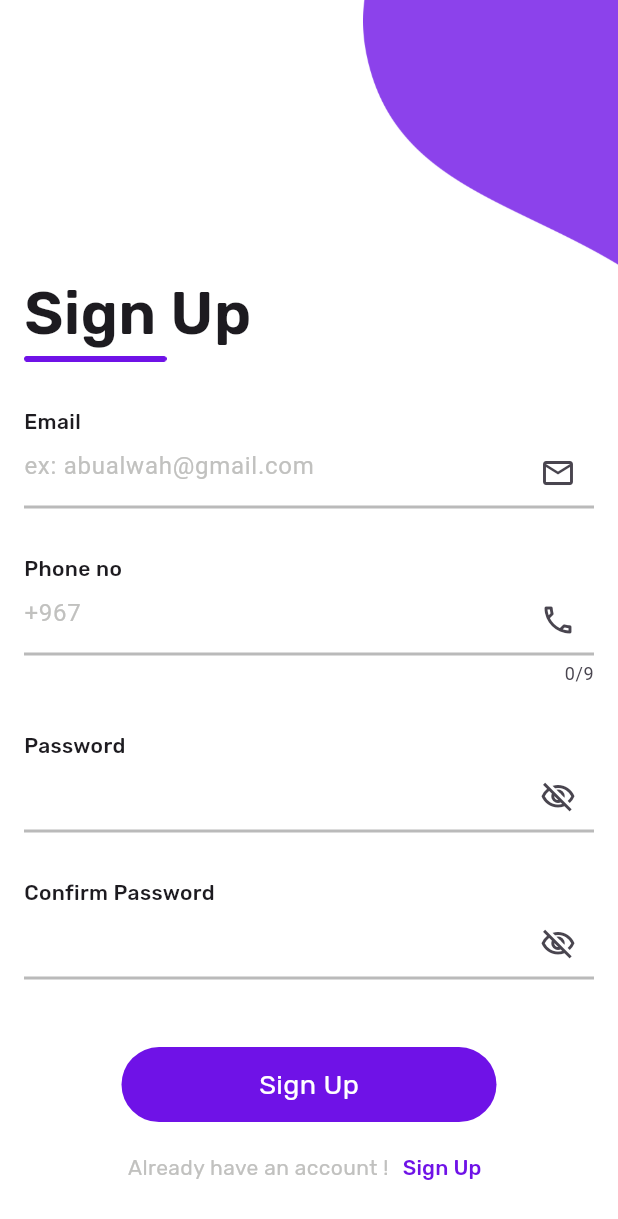
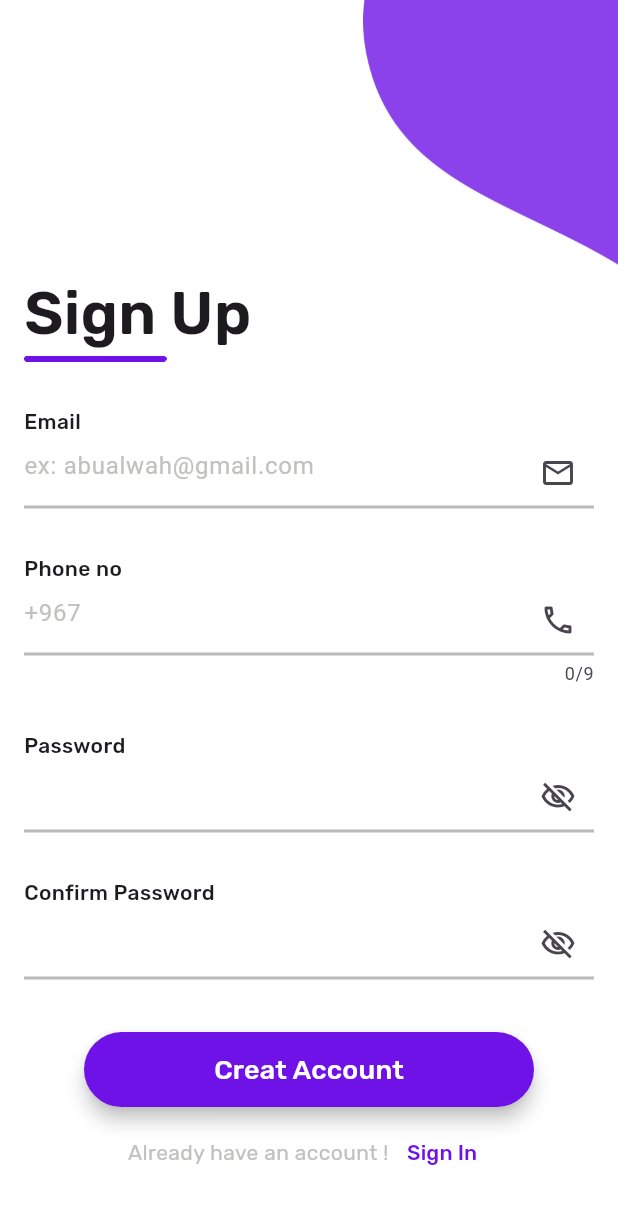
Before and after one commit to AbuAlwah/flutter-login-ui, a Flutter app: the Welcom screen opened directly, after a tap on "Continue", after a tap on "Sign Up", on a phone screen of 412 x 824 dp. Shown: the top 1219 px of the screen. Run offline on Flutter 3.47's test engine with Material 3 defaults, Android fonts, the phone set to English and light mode, and no system bars; our stand-ins replace gap, google_fonts, pinput.

Commit message:
refactor(auth): convert CustomContainer to CustomElevatedButton widget.
- Converted static Container into dynamic ElevatedButton widget.
- Added onPressed callback to handle navigation and submit actions.
- Enabled independent Navigator routing for each screen.

```diff
--- a/lib/Screens/resetPassword.dart
+++ b/lib/Screens/resetPassword.dart
@@ -1,7 +1,7 @@
 import 'package:flutter/material.dart';
 import 'package:gap/gap.dart';
 import 'package:simple_login_app/Widgets/CustomAuthTitleAndSubtitle.dart';
-import 'package:simple_login_app/Widgets/CustomContainer.dart';
+import 'package:simple_login_app/Widgets/CustomElevatedButton.dart';
 import 'package:simple_login_app/Widgets/CustomTextFiled.dart';
 
 class ResetPassword extends StatefulWidget {
@@ -43,7 +43,8 @@ class _ResetPasswordState extends State<ResetPassword> {
               isObscure: true,
             ),
             Gap(30),
-            CustomContainer(name: "Continue"),
+                        CustomElevatedButton(name: "Continue", onPressed: () {}),
+
           ],
         ),
       ),
--- a/lib/Screens/signin.dart
+++ b/lib/Screens/signin.dart
@@ -1,10 +1,11 @@
 import 'package:flutter/material.dart';
 import 'package:gap/gap.dart';
 import 'package:google_fonts/google_fonts.dart';
+import 'package:simple_login_app/Screens/forgetPassword.dart';
 import 'package:simple_login_app/Screens/signup.dart';
 import 'package:simple_login_app/Widgets/CustomAuthFooter.dart';
 import 'package:simple_login_app/Widgets/CustomAuthHeader.dart';
-import 'package:simple_login_app/Widgets/CustomContainer.dart';
+import 'package:simple_login_app/Widgets/CustomElevatedButton.dart';
 import 'package:simple_login_app/Widgets/CustomTextFiled.dart';
 
 class Signin extends StatefulWidget {
@@ -15,10 +16,9 @@ class Signin extends StatefulWidget {
 }
 
 class _SigninState extends State<Signin> {
-      bool isRememberMe = false;
+  bool isRememberMe = false;
   @override
   Widget build(BuildContext context) {
-
     return Scaffold(
       backgroundColor: Colors.white,
       body: SingleChildScrollView(
@@ -76,7 +76,14 @@ class _SigninState extends State<Signin> {
                     ],
                   ),
                   TextButton(
-                    onPressed: () {},
+                    onPressed: () {
+                      Navigator.push(
+                        context,
+                        MaterialPageRoute(
+                          builder: (context) => const Forgetpassword(),
+                        ),
+                      );
+                    },
                     style: TextButton.styleFrom(
                       padding: EdgeInsets.zero,
                       minimumSize: Size.zero,
@@ -97,17 +104,17 @@ class _SigninState extends State<Signin> {
               ),
             ),
             Gap(70),
-            CustomContainer(name: 'Login'),
+            CustomElevatedButton(name: 'Login', onPressed: () {}),
             Gap(10),
             CustomAuthFotter(
               questionText: "Don't have an account ? ",
+              actionText: "Sign Up",
               onTap: () {
                 Navigator.pushReplacement(
                   context,
                   MaterialPageRoute(builder: (context) => const Signup()),
                 );
               },
-              actionText: 'Login',
             ),
           ],
         ),
--- a/lib/Screens/signup.dart
+++ b/lib/Screens/signup.dart
@@ -3,7 +3,7 @@ import 'package:gap/gap.dart';
 import 'package:simple_login_app/Screens/signin.dart';
 import 'package:simple_login_app/Widgets/CustomAuthFooter.dart';
 import 'package:simple_login_app/Widgets/CustomAuthHeader.dart';
-import 'package:simple_login_app/Widgets/CustomContainer.dart';
+import 'package:simple_login_app/Widgets/CustomElevatedButton.dart';
 import 'package:simple_login_app/Widgets/CustomTextFiled.dart';
 
 class Signup extends StatelessWidget {
@@ -52,15 +52,19 @@ class Signup extends StatelessWidget {
               suffixIcon: Icons.visibility_off_outlined,
               isObscure: true,
             ),
-            Gap(20),
-            CustomContainer(name: 'Sign Up'),
+            Gap(10),
+            CustomElevatedButton(name: "Creat Account", onPressed: () {}),
+
             Gap(10),
             CustomAuthFotter(
               questionText: 'Already have an account ! ',
+              actionText: "Sign In",
               onTap: () {
-                Navigator.pushReplacement(context, MaterialPageRoute(builder: (context) => const Signin()));
+                Navigator.pushReplacement(
+                  context,
+                  MaterialPageRoute(builder: (context) => const Signin()),
+                );
               },
-              actionText: 'Create Account',
             ),
           ],
         ),
--- a/lib/Screens/welcom.dart
+++ b/lib/Screens/welcom.dart
@@ -23,7 +23,7 @@ class Welcom extends StatelessWidget {
             child: Text(
               "Welcom",
               style: GoogleFonts.rubik(
-                textStyle: TextStyle(fontSize: 40, fontWeight: FontWeight.w600),
+                textStyle: TextStyle(fontSize: 40, fontWeight: FontWeight.w500),
               ),
             ),
           ),
--- a/lib/Widgets/CustomAuthFooter.dart
+++ b/lib/Widgets/CustomAuthFooter.dart
@@ -34,7 +34,7 @@ class CustomAuthFotter extends StatelessWidget {
                   tapTargetSize: MaterialTapTargetSize.shrinkWrap,
                 ),
                 child: Text(
-                  'Sign Up',
+                  actionText,
                   style: GoogleFonts.rubik(
                     textStyle: TextStyle(
                       fontWeight: FontWeight.w500,
--- a/lib/Widgets/CustomContainer.dart
+++ /dev/null
@@ -1,32 +0,0 @@
-// ignore: file_names
-import 'package:flutter/material.dart';
-import 'package:google_fonts/google_fonts.dart';
-
-class CustomContainer extends StatelessWidget {
-  const CustomContainer({super.key, required this.name});
-
-  final String name;
-
-  @override
-  Widget build(BuildContext context) {
-    return Center(
-            child: Container(
-              width: 250,
-              height: 50,
-              decoration: BoxDecoration(
-                borderRadius: BorderRadius.circular(25),
-                color: Color(0xFF6F12E7),
-              ),
-              child: Center(
-                child: Text(
-                  name,
-                  style: GoogleFonts.rubik(
-                    textStyle: TextStyle(color: Colors.white),
-                    fontSize: 18,
-                  ),
-                ),
-              ),
-            ),
-          );
-  }
-}
--- /dev/null
+++ b/lib/Widgets/CustomElevatedButton.dart
@@ -0,0 +1,40 @@
+// ignore: file_names
+import 'package:flutter/material.dart';
+import 'package:google_fonts/google_fonts.dart';
+
+class CustomElevatedButton extends StatelessWidget {
+  const CustomElevatedButton({
+    super.key,
+    required this.name,
+    required this.onPressed,
+  });
+
+  final String name;
+  final VoidCallback onPressed;
+
+  @override
+  Widget build(BuildContext context) {
+    return Center(
+      child: SizedBox(
+        width: 300,
+        height: 50,
+        child: ElevatedButton(
+          onPressed: onPressed,
+          style: ElevatedButton.styleFrom(
+            backgroundColor: const Color(0xFF6F12E7),
+            elevation: 5,
+            shape: RoundedRectangleBorder(
+              borderRadius: BorderRadius.circular(25),
+            ),
+          ),
+          child: Text(
+            name,
+            style: GoogleFonts.rubik(
+              textStyle: const TextStyle(color: Colors.white, fontSize: 18),
+            ),
+          ),
+        ),
+      ),
+    );
+  }
+}
```
Also changed, not shown: lib/Screens/emailVerification.dart (+15 -3 lines), lib/Screens/forgetPassword.dart (+13 -2 lines), lib/main.dart (+1 -6 lines).
